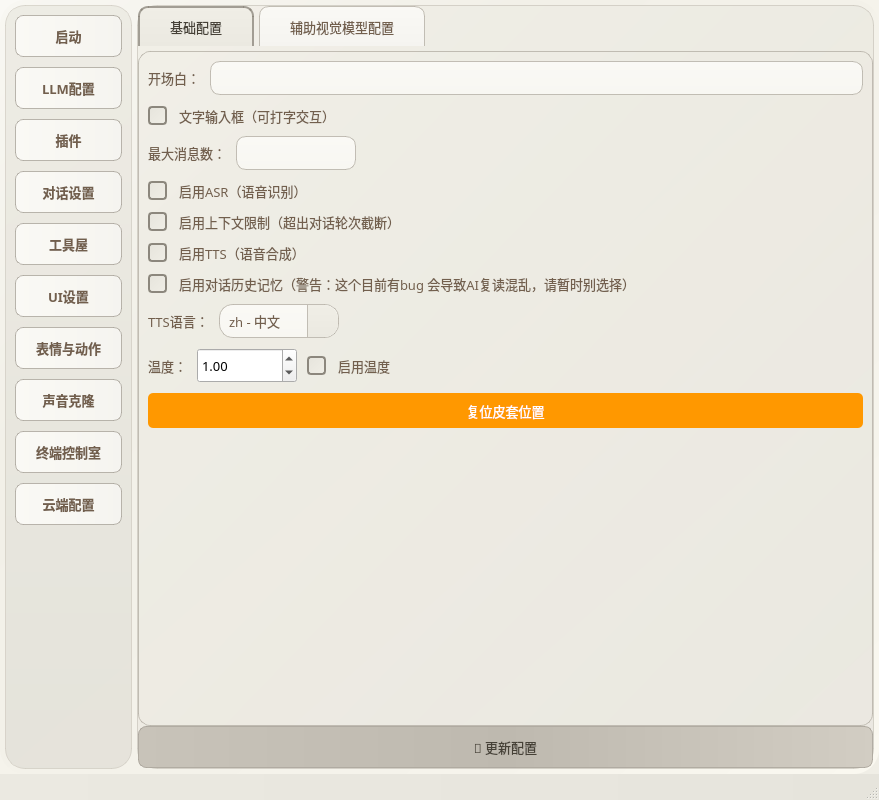
Old version of the form live-2d/test222.ui in the repository morettt/my-neuro.
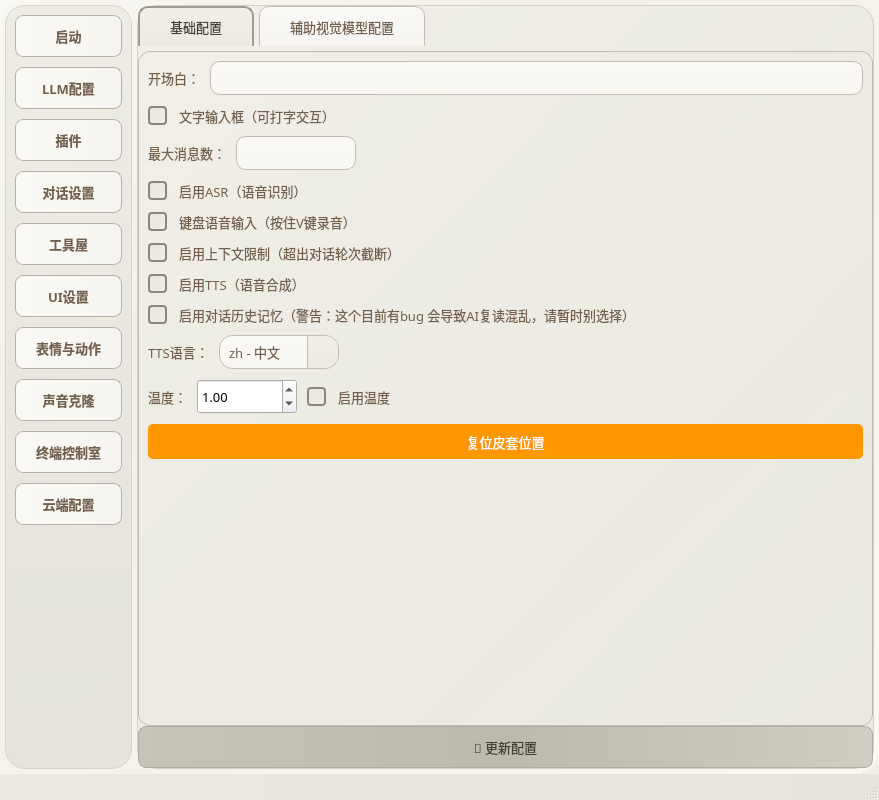
New version of the form. The open tabs and pages were chosen to show the change.

Commit message: 1.增加按键录音模式，按住V键录音，松开结束录音转换文本字幕2.增加齿轮快捷面板，可以选择键盘录音和打字框显示

```diff
--- a/live-2d/test222.ui
+++ b/live-2d/test222.ui
@@ -1446,6 +1446,25 @@
                    </property>
                   </widget>
                  </item>
+                 <item>
+                  <widget class="QCheckBox" name="checkBox_ptt_enabled">
+                   <property name="sizePolicy">
+                    <sizepolicy hsizetype="Minimum" vsizetype="Fixed">
+                     <horstretch>0</horstretch>
+                     <verstretch>0</verstretch>
+                    </sizepolicy>
+                   </property>
+                   <property name="font">
+                    <font>
+                     <family>微软雅黑</family>
+                     <pointsize>10</pointsize>
+                    </font>
+                   </property>
+                   <property name="text">
+                    <string>键盘语音输入（按住V键录音）</string>
+                   </property>
+                  </widget>
+                 </item>
                  <item>
                   <widget class="QCheckBox" name="checkBox_4">
                    <property name="sizePolicy">
```
The commit also changes 9 other files.
